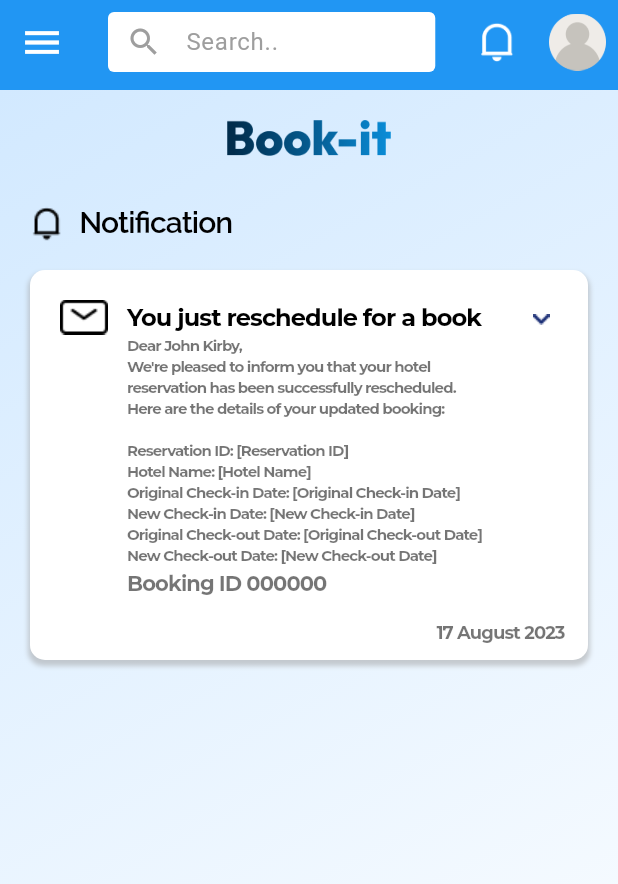
After one commit to adiltaufani/Bookit_Project, a Flutter app: the NotificationPage screen opened directly, on a phone screen of 412 x 824 dp. The commit adds this screen. Shown: the top 884 px of the screen. Run offline on Flutter 3.47's test engine with Material 3 defaults, Android fonts, the phone set to English and light mode, and no system bars; our stand-ins replace firebase_auth, firebase_core, google_fonts, google_sign_in; accounts and stored records are empty; network calls fail; project files that could hold a hidden picture were left out.

Commit message:
add notif page + nyeting dikit tombol appbar

```diff
--- a/lib/features/auth/screens/home_screen.dart
+++ b/lib/features/auth/screens/home_screen.dart
@@ -73,6 +73,7 @@ class _HomeScreenState extends State<HomeScreen> {
                 onSubmitted: (value) {
                   setState(() {
                     isTextFieldFocused = false;
+                    Navigator.pushNamed(context, SearchPage.routeName);
                   });
                 },
               ),
@@ -97,9 +98,7 @@ class _HomeScreenState extends State<HomeScreen> {
             ),
           ],
           leading: IconButton(
-            onPressed: () {
-              Navigator.pushNamed(context, SearchPage.routeName);
-            },
+            onPressed: () {},
             icon: const Icon(
               Icons.menu,
               color: Colors.white,
--- /dev/null
+++ b/lib/features/auth/screens/notification_page.dart
@@ -0,0 +1,317 @@
+import 'package:flutter/cupertino.dart';
+import 'package:flutter/material.dart';
+import 'package:flutter/widgets.dart';
+import 'package:flutter_project/features/auth/screens/home_screen.dart';
+import 'package:flutter_project/features/auth/screens/search_page.dart';
+import 'package:flutter_project/features/auth/services/google_auth_service.dart';
+import 'package:flutter_project/features/auth/widgets/top_home_btn.dart';
+import 'package:google_fonts/google_fonts.dart';
+
+class NotificationPage extends StatefulWidget {
+  static const String routeName = '/search-page';
+  const NotificationPage({super.key});
+
+  @override
+  State<NotificationPage> createState() => _NotificationPageState();
+}
+
+class _NotificationPageState extends State<NotificationPage> {
+  final GoogleAuthService authService = GoogleAuthService();
+  bool isTextFieldFocused = false;
+  TextEditingController _searchController = TextEditingController();
+  bool _isUp = false;
+
+  void _toggleImage() {
+    setState(() {
+      _isUp = !_isUp;
+    });
+  }
+
+  @override
+  Widget build(BuildContext context) {
+    return Scaffold(
+      appBar: PreferredSize(
+        preferredSize: const Size.fromHeight(60),
+        child: AppBar(
+          flexibleSpace: Container(
+            decoration: const BoxDecoration(
+              color: Colors.blue,
+            ),
+          ),
+          title: Container(
+            width: double.infinity,
+            height: 40.0,
+            decoration: BoxDecoration(
+              color: Colors.white,
+              borderRadius: BorderRadius.circular(4),
+            ),
+            child: Center(
+              child: TextField(
+                textAlignVertical: TextAlignVertical.top,
+                controller: _searchController,
+                decoration: const InputDecoration(
+                  prefixIcon:
+                      // isTextFieldFocused || _searchController.text.isNotEmpty
+                      //     ? null
+                      //     : const
+                      Icon(
+                    Icons.search,
+                    color: Colors.grey,
+                  ),
+                  hintStyle: TextStyle(color: Colors.grey),
+                  contentPadding: EdgeInsets.all(4.0),
+                  hintText: 'Search..',
+                  border: InputBorder.none,
+                  alignLabelWithHint: true,
+                  hintMaxLines: 1,
+                ),
+                onTap: () {
+                  setState(() {
+                    isTextFieldFocused = true;
+                  });
+                },
+                onChanged: (value) {
+                  setState(() {
+                    isTextFieldFocused = value.isNotEmpty;
+                  });
+                },
+                onSubmitted: (value) {
+                  setState(() {
+                    isTextFieldFocused = false;
+                    Navigator.pushNamed(context, SearchPage.routeName);
+                  });
+                },
+              ),
+            ),
+          ),
+          actions: [
+            IconButton(
+              onPressed: () {},
+              icon: Image.asset(
+                'assets/images/notification.png',
+                height: 34.0,
+              ),
+            ),
+            IconButton(
+              onPressed: () {
+                authService.signOut(context);
+              },
+              icon: Image.asset(
+                'assets/images/profile.png',
+                height: 38.0,
+              ),
+            ),
+          ],
+          leading: IconButton(
+            onPressed: () {},
+            icon: const Icon(
+              Icons.menu,
+              color: Colors.white,
+              size: 30.0,
+            ),
+          ),
+        ),
+      ),
+      body: Container(
+        decoration: const BoxDecoration(
+          gradient: LinearGradient(
+            colors: [
+              Color(0xFFD2E9FF), // Warna gradient awal
+              Color(0xFFFFFFFF), // Warna gradient akhir
+            ],
+            begin: Alignment.topLeft,
+            end: Alignment.bottomRight,
+          ),
+        ),
+        child: Column(
+          mainAxisAlignment: MainAxisAlignment.start,
+          crossAxisAlignment: CrossAxisAlignment.center,
+          children: [
+            Padding(
+              padding: const EdgeInsets.symmetric(vertical: 20.0),
+              child: Row(
+                mainAxisAlignment: MainAxisAlignment.center,
+                children: [
+                  Image.asset(
+                    'assets/images/bookit.png',
+                    height: 24,
+                  )
+                ],
+              ),
+            ),
+            Container(
+              margin: const EdgeInsets.fromLTRB(16, 10, 20, 16),
+              child: Row(
+                mainAxisAlignment: MainAxisAlignment.start,
+                children: [
+                  Image.asset(
+                    'assets/images/notif_black.png',
+                    height: 30,
+                  ),
+                  const SizedBox(width: 5),
+                  Text(
+                    'Notification',
+                    style: GoogleFonts.raleway(
+                      textStyle: const TextStyle(
+                        color: Colors.black,
+                        fontSize: 20.0,
+                        fontWeight: FontWeight.w600,
+                        letterSpacing: -0.6,
+                      ),
+                    ),
+                  ),
+                ],
+              ),
+            ),
+            Container(
+              margin: EdgeInsets.symmetric(horizontal: 20),
+              child: Column(
+                children: [
+                  Container(
+                    height: 260,
+                    decoration: BoxDecoration(
+                      borderRadius: BorderRadius.circular(10),
+                      color: Colors.white,
+                      boxShadow: [
+                        BoxShadow(
+                          color: Colors.grey.withOpacity(0.5),
+                          spreadRadius: 1,
+                          blurRadius: 2,
+                          offset: const Offset(0, 3),
+                        ),
+                      ],
+                    ),
+                    child: Row(
+                      mainAxisAlignment: MainAxisAlignment.start,
+                      crossAxisAlignment: CrossAxisAlignment.start,
+                      children: [
+                        Container(
+                            margin: const EdgeInsets.fromLTRB(20, 20, 10, 10),
+                            child: Image.asset('assets/images/mail.png')),
+                        Container(
+                          margin: const EdgeInsets.fromLTRB(3, 20, 8, 10),
+                          child: Column(
+                            mainAxisAlignment: MainAxisAlignment.spaceBetween,
+                            crossAxisAlignment: CrossAxisAlignment.end,
+                            children: [
+                              Row(
+                                mainAxisAlignment: MainAxisAlignment.center,
+                                crossAxisAlignment: CrossAxisAlignment.start,
+                                children: [
+                                  Column(
+                                    mainAxisAlignment: MainAxisAlignment.start,
+                                    crossAxisAlignment:
+                                        CrossAxisAlignment.start,
+                                    children: [
+                                      Text(
+                                        'You just reschedule for a book',
+                                        style: GoogleFonts.montserrat(
+                                          textStyle: const TextStyle(
+                                            color: Colors.black,
+                                            fontSize: 16,
+                                            fontWeight: FontWeight.w600,
+                                            letterSpacing: -0.6,
+                                          ),
+                                        ),
+                                      ),
+                                      Container(
+                                        constraints:
+                                            const BoxConstraints(maxWidth: 240),
+                                        child: Text(
+                                          "Dear John Kirby,\n"
+                                          "We're pleased to inform you that your hotel reservation has been successfully rescheduled. Here are the details of your updated booking:\n\n"
+                                          "Reservation ID: [Reservation ID]\n"
+                                          "Hotel Name: [Hotel Name]\n"
+                                          "Original Check-in Date: [Original Check-in Date]\n"
+                                          "New Check-in Date: [New Check-in Date]\n"
+                                          "Original Check-out Date: [Original Check-out Date]\n"
+                                          "New Check-out Date: [New Check-out Date]",
+                                          style: GoogleFonts.montserrat(
+                                            textStyle: const TextStyle(
+                                              color: Colors.black54,
+                                              fontSize: 10,
+                                              fontWeight: FontWeight.w500,
+                                              letterSpacing: -0.6,
+                                            ),
+                                          ),
+                                        ),
+                                      ),
+                                      Container(
+                                        margin: EdgeInsets.only(top: 2),
+                                        constraints:
+                                            const BoxConstraints(maxWidth: 240),
+                                        child: Text(
+                                          "Booking ID 000000",
+                                          style: GoogleFonts.montserrat(
+                                            textStyle: const TextStyle(
+                                              color: Colors.black54,
+                                              fontSize: 14,
+                                              fontWeight: FontWeight.w500,
+                                              letterSpacing: -0.6,
+                                            ),
+                                          ),
+                                        ),
+                                      ),
+                                    ],
+                                  ),
+                                  const SizedBox(width: 20),
+                                  InkWell(
+                                    onTap: _toggleImage,
+                                    borderRadius: BorderRadius.circular(
+                                        8), // Adjust the border radius as needed
+                                    child: Padding(
+                                      padding: const EdgeInsets.all(
+                                          8.0), // Adjust the padding as needed
+                                      child: AnimatedSwitcher(
+                                        duration: Duration(milliseconds: 300),
+                                        child: _isUp
+                                            ? Image.asset(
+                                                'assets/images/arrow_up.png',
+                                                height: 10,
+                                                key: UniqueKey(),
+                                              )
+                                            : Image.asset(
+                                                'assets/images/arrow_down.png',
+                                                height: 10,
+                                                key: UniqueKey(),
+                                              ),
+                                      ),
+                                    ),
+                                  ),
+                                ],
+                              ),
+                              Expanded(
+                                child: Row(
+                                  mainAxisAlignment:
+                                      MainAxisAlignment.spaceBetween,
+                                  crossAxisAlignment: CrossAxisAlignment.end,
+                                  children: [
+                                    Text(
+                                      '17 August 2023',
+                                      style: GoogleFonts.montserrat(
+                                        textStyle: const TextStyle(
+                                          color: Colors.black54,
+                                          fontSize: 12,
+                                          fontWeight: FontWeight.w500,
+                                          letterSpacing: -0.6,
+                                        ),
+                                      ),
+                                    ),
+                                  ],
+                                ),
+                              ),
+                            ],
+                          ),
+                        ),
+                      ],
+                    ),
+                  ),
+                ],
+              ),
+            )
+          ],
+        ),
+      ),
+    );
+  }
+}
--- a/lib/features/auth/screens/search_page.dart
+++ b/lib/features/auth/screens/search_page.dart
@@ -1,5 +1,6 @@
 import 'package:flutter/material.dart';
 import 'package:flutter/widgets.dart';
+import 'package:flutter_project/features/auth/screens/home_screen.dart';
 import 'package:flutter_project/features/auth/widgets/top_home_btn.dart';
 import 'package:google_fonts/google_fonts.dart';
 
@@ -26,6 +27,7 @@ class _SearchPageState extends State<SearchPage> {
               color: Colors.blue,
             ),
           ),
+          automaticallyImplyLeading: false,
           title: Container(
             width: double.infinity,
             height: 40.0,
@@ -69,7 +71,9 @@ class _SearchPageState extends State<SearchPage> {
           ),
           actions: [
             IconButton(
-              onPressed: () {},
+              onPressed: () {
+                Navigator.pushNamed(context, HomeScreen.routeName);
+              },
               padding: const EdgeInsets.only(right: 12),
               icon: const Icon(
                 Icons.close,
--- a/lib/main.dart
+++ b/lib/main.dart
@@ -3,6 +3,7 @@ import 'package:flutter/material.dart';
 import 'package:flutter_project/features/auth/screens/auth_screen.dart';
 import 'package:flutter_project/features/auth/screens/home_screen.dart';
 import 'package:flutter_project/features/auth/screens/login_screen.dart';
+import 'package:flutter_project/features/auth/screens/notification_page.dart';
 import 'package:flutter_project/router.dart';
 
 void main() async {
```
Also changed, not shown: assets/images/arrow_down.png (added), assets/images/arrow_up.png (added), assets/images/mail.png (added), assets/images/notif_black.png (added).
